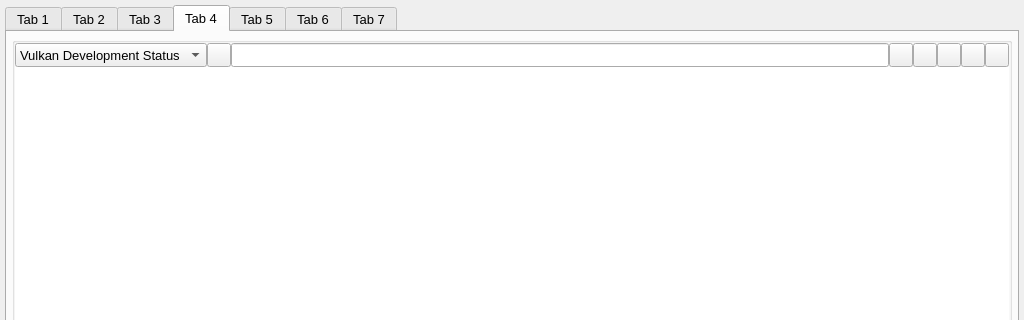
Old version of the form vkconfig_gui/mainwindow.ui in the repository LunarG/VulkanTools; both pictures show x 0 to 1024 and y 0 to 320 of the 1024 by 640 pixel window.
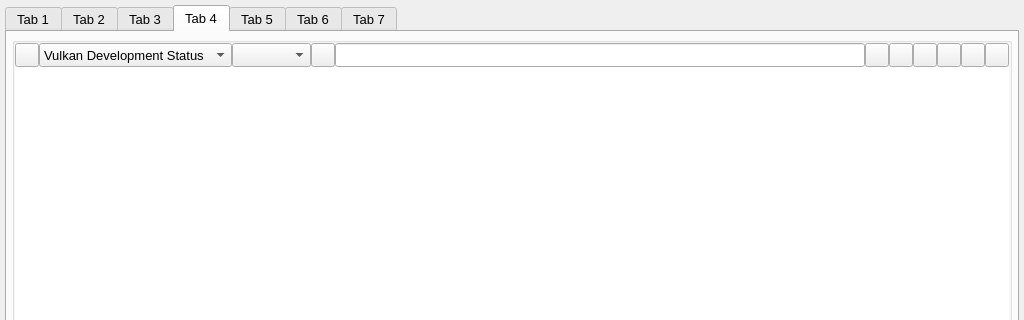
New version of the form. Icons and pictures are not drawn.

What changed in the file:
```diff
--- a/vkconfig_gui/mainwindow.ui
+++ b/vkconfig_gui/mainwindow.ui
@@ -2022,6 +2022,31 @@
              <property name="bottomMargin">
               <number>0</number>
              </property>
+             <item>
+              <widget class="QPushButton" name="diagnostic_export_folder">
+               <property name="sizePolicy">
+                <sizepolicy hsizetype="Fixed" vsizetype="Fixed">
+                 <horstretch>0</horstretch>
+                 <verstretch>0</verstretch>
+                </sizepolicy>
+               </property>
+               <property name="minimumSize">
+                <size>
+                 <width>24</width>
+                 <height>24</height>
+                </size>
+               </property>
+               <property name="maximumSize">
+                <size>
+                 <width>24</width>
+                 <height>24</height>
+                </size>
+               </property>
+               <property name="text">
+                <string/>
+               </property>
+              </widget>
+             </item>
              <item>
               <widget class="QComboBox" name="diagnostic_mode">
                <property name="minimumSize">
@@ -2051,12 +2076,12 @@
                </item>
                <item>
                 <property name="text">
-                 <string>VulkanInfo Full Log</string>
+                 <string>VulkanInfo Full Text</string>
                 </property>
                </item>
                <item>
                 <property name="text">
-                 <string>Device Vulkan Profile</string>
+                 <string>Vulkan Profile</string>
                 </property>
                </item>
                <item>
@@ -2066,12 +2091,7 @@
                </item>
                <item>
                 <property name="text">
-                 <string>Active Loader Configuration</string>
-                </property>
-               </item>
-               <item>
-                <property name="text">
-                 <string>Vulkan Loader Settings</string>
+                 <string>Vulkan Loader Configuration</string>
                 </property>
                </item>
                <item>
@@ -2079,12 +2099,36 @@
                  <string>Vulkan Layers Settings</string>
                 </property>
                </item>
+               <item>
+                <property name="text">
+                 <string>Vulkan Loader Settings</string>
+                </property>
+               </item>
               </widget>
              </item>
              <item>
-              <widget class="QPushButton" name="diagnostic_export">
+              <widget class="QComboBox" name="diagnostic_mode_options">
                <property name="minimumSize">
                 <size>
+                 <width>0</width>
+                 <height>24</height>
+                </size>
+               </property>
+               <property name="maximumSize">
+                <size>
+                 <width>16777215</width>
+                 <height>24</height>
+                </size>
+               </property>
+               <property name="sizeAdjustPolicy">
+                <enum>QComboBox::SizeAdjustPolicy::AdjustToContents</enum>
+               </property>
+              </widget>
+             </item>
+             <item>
+              <widget class="QPushButton" name="diagnostic_export_file">
+               <property name="minimumSize">
+                <size>
                  <width>24</width>
                  <height>24</height>
                 </size>
@@ -2095,6 +2139,9 @@
                  <height>24</height>
                 </size>
                </property>
+               <property name="toolTip">
+                <string>Export Diagnostic File</string>
+               </property>
                <property name="text">
                 <string/>
                </property>
@@ -2116,6 +2163,34 @@
                </property>
               </widget>
              </item>
+             <item>
+              <widget class="QPushButton" name="diagnostic_search_clear">
+               <property name="sizePolicy">
+                <sizepolicy hsizetype="Fixed" vsizetype="Fixed">
+                 <horstretch>0</horstretch>
+                 <verstretch>0</verstretch>
+                </sizepolicy>
+               </property>
+               <property name="minimumSize">
+                <size>
+                 <width>24</width>
+                 <height>24</height>
+                </size>
+               </property>
+               <property name="maximumSize">
+                <size>
+                 <width>24</width>
+                 <height>24</height>
+                </size>
+               </property>
+               <property name="toolTip">
+                <string>Clear the search text</string>
+               </property>
+               <property name="text">
+                <string/>
+               </property>
+              </widget>
+             </item>
              <item>
               <widget class="QPushButton" name="diagnostic_search_next">
                <property name="sizePolicy">
@@ -2136,6 +2211,9 @@
                  <height>24</height>
                 </size>
                </property>
+               <property name="toolTip">
+                <string>Find Next (F3)</string>
+               </property>
                <property name="text">
                 <string/>
                </property>
@@ -2161,6 +2239,9 @@
                  <height>24</height>
                 </size>
                </property>
+               <property name="toolTip">
+                <string>Find Previous (Shift+F3)</string>
+               </property>
                <property name="text">
                 <string/>
                </property>
@@ -2186,6 +2267,9 @@
                  <height>24</height>
                 </size>
                </property>
+               <property name="toolTip">
+                <string>Match case (Alt+C)</string>
+               </property>
                <property name="text">
                 <string/>
                </property>
@@ -2214,6 +2298,9 @@
                  <height>24</height>
                 </size>
                </property>
+               <property name="toolTip">
+                <string>Match whole word (Alt+W)</string>
+               </property>
                <property name="text">
                 <string/>
                </property>
@@ -2242,6 +2329,9 @@
                  <height>24</height>
                 </size>
                </property>
+               <property name="toolTip">
+                <string>Use Regular Expressions  (Alt+R)</string>
+               </property>
                <property name="text">
                 <string/>
                </property>
@@ -2273,6 +2363,9 @@
              <property name="readOnly">
               <bool>true</bool>
              </property>
+             <property name="tabStopDistance">
+              <double>10.000000000000000</double>
+             </property>
             </widget>
            </item>
           </layout>
```
